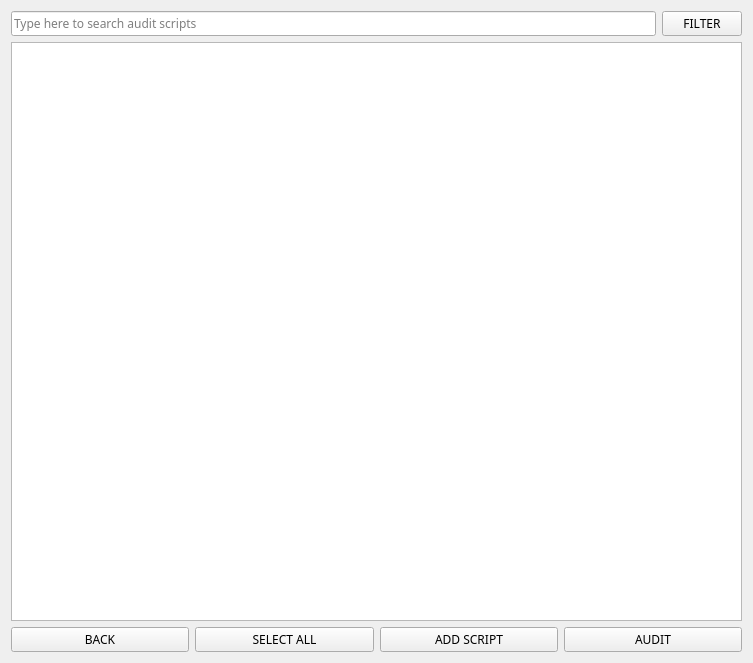
Qt form audit_select_page.ui (h4636oh/EasyAudit_QT) before a commit.
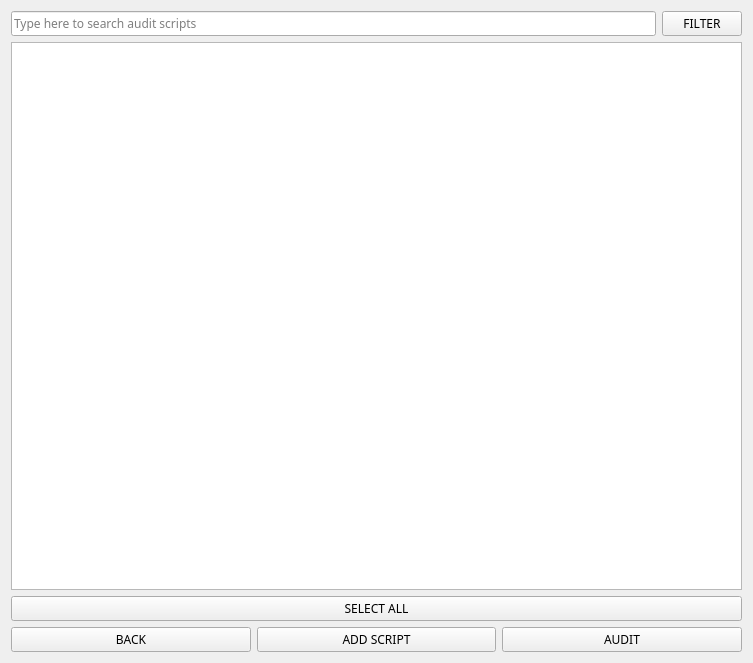
The same form after that commit. Icons and pictures are not drawn.

Commit message: moved position of selectall btn

The edit to the form file:
```diff
--- a/audit_select_page.ui
+++ b/audit_select_page.ui
@@ -70,6 +70,13 @@
    <item>
     <widget class="QListWidget" name="script_select_display"/>
    </item>
+   <item>
+    <widget class="QPushButton" name="select_all_btn">
+     <property name="text">
+      <string>SELECT ALL</string>
+     </property>
+    </widget>
+   </item>
    <item>
     <layout class="QHBoxLayout" name="bar_bottom">
      <item>
@@ -79,13 +86,6 @@
        </property>
       </widget>
      </item>
-     <item>
-      <widget class="QPushButton" name="select_all_btn">
-       <property name="text">
-        <string>SELECT ALL</string>
-       </property>
-      </widget>
-     </item>
      <item>
       <widget class="QPushButton" name="add_script_btn">
        <property name="text">
```
